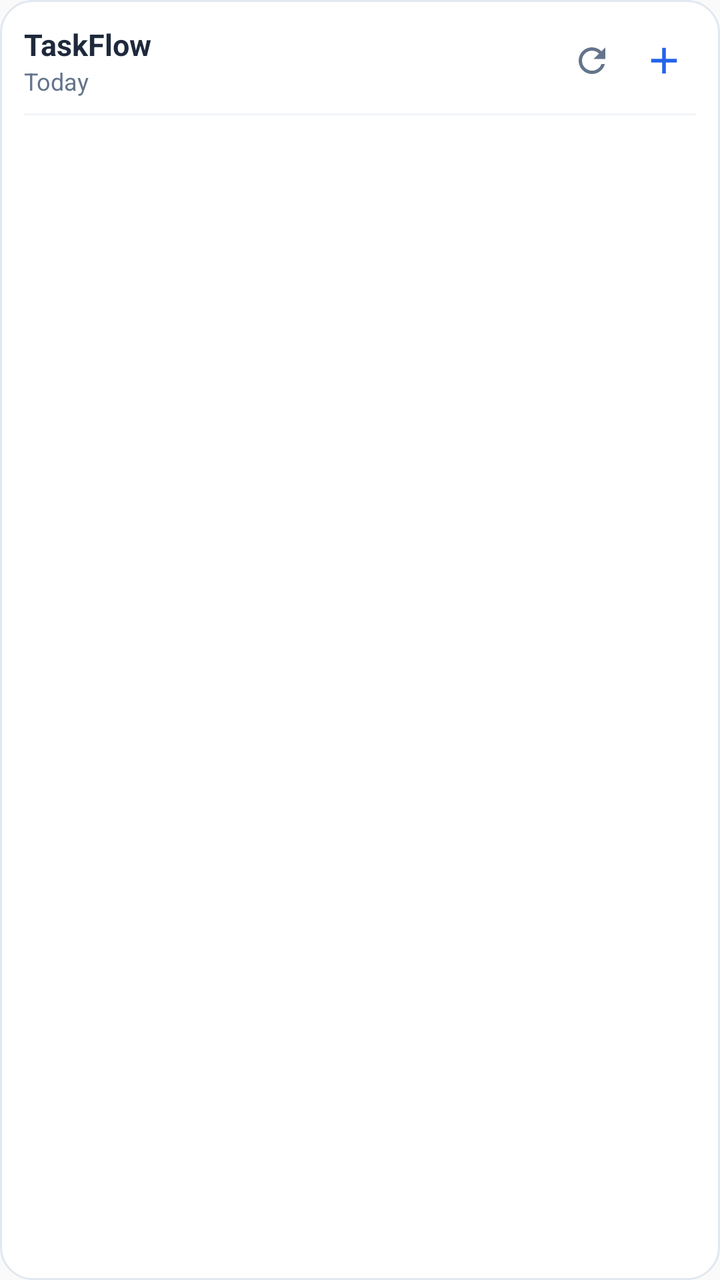
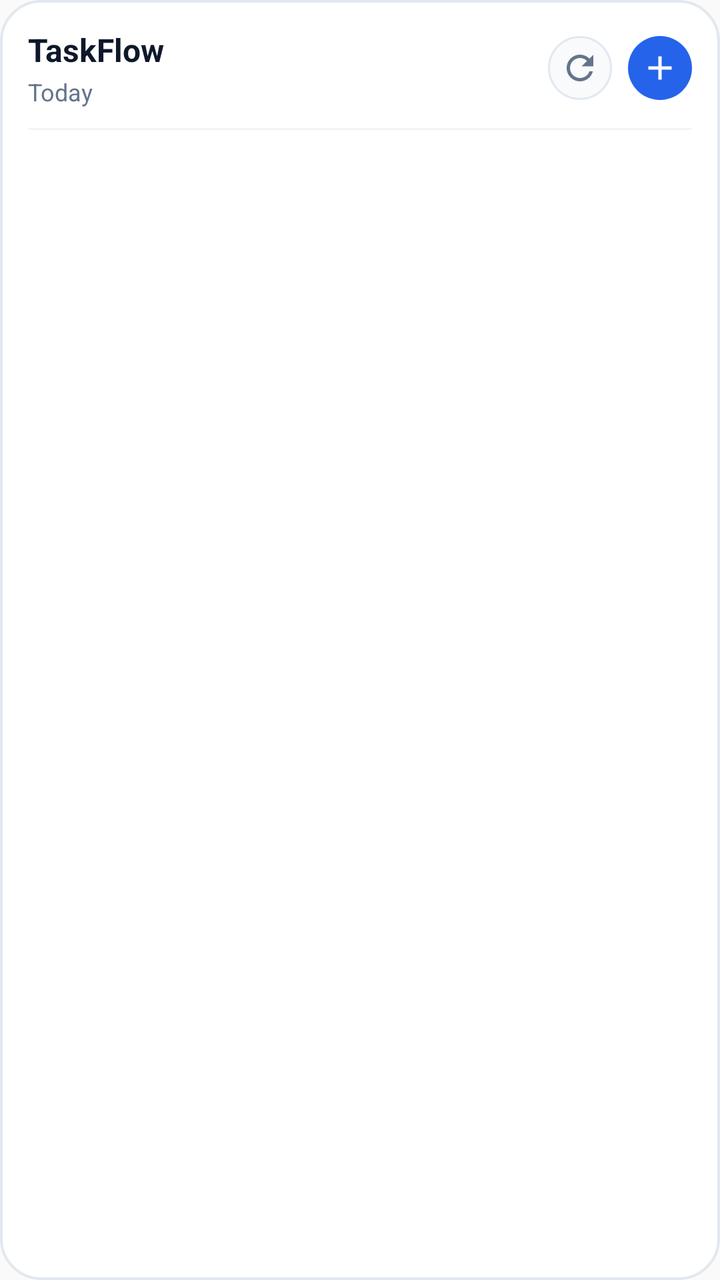

Compare the two renders of this Android layout. The source of the first and the diff that turns it into the second are given below.
<!-- AndroidManifest.xml: application theme Theme.TaskFLow -->
<!-- res/layout/widget_task_list.xml -->
<?xml version="1.0" encoding="utf-8"?>
<LinearLayout xmlns:android="http://schemas.android.com/apk/res/android"
    android:id="@+id/widget_root_layout"
    android:layout_width="match_parent"
    android:layout_height="match_parent"
    android:background="@drawable/widget_bg"
    android:orientation="vertical"
    android:padding="12dp">

    
    <LinearLayout
        android:id="@+id/widget_header"
        android:layout_width="match_parent"
        android:layout_height="wrap_content"
        android:gravity="center_vertical"
        android:orientation="horizontal"
        android:paddingBottom="8dp">

        <LinearLayout
            android:layout_width="0dp"
            android:layout_height="wrap_content"
            android:layout_weight="1"
            android:orientation="vertical">

            <TextView
                android:id="@+id/widget_title"
                android:layout_width="wrap_content"
                android:layout_height="wrap_content"
                android:text="TaskFlow"
                android:textColor="#1E293B"
                android:textSize="15sp"
                android:textStyle="bold" />

            <TextView
                android:id="@+id/widget_date"
                android:layout_width="wrap_content"
                android:layout_height="wrap_content"
                android:text="Today"
                android:textColor="#64748B"
                android:textSize="12sp" />
        </LinearLayout>

        
        <ImageView
            android:id="@+id/widget_btn_refresh"
            android:layout_width="32dp"
            android:layout_height="32dp"
            android:contentDescription="Refresh tasks"
            android:padding="6dp"
            android:src="@drawable/ic_widget_refresh" />

        
        <ImageView
            android:id="@+id/widget_btn_add"
            android:layout_width="32dp"
            android:layout_height="32dp"
            android:layout_marginStart="4dp"
            android:contentDescription="Add new task"
            android:padding="5dp"
            android:src="@drawable/ic_widget_add" />
    </LinearLayout>

    
    <ImageView
        android:layout_width="match_parent"
        android:layout_height="1dp"
        android:background="#F1F5F9" />

    
    <FrameLayout
        android:layout_width="match_parent"
        android:layout_height="0dp"
        android:layout_weight="1"
        android:paddingTop="4dp">

        <ListView
            android:id="@+id/widget_list_view"
            android:layout_width="match_parent"
            android:layout_height="match_parent"
            android:divider="#F8FAFC"
            android:dividerHeight="1dp"
            android:footerDividersEnabled="false"
            android:headerDividersEnabled="false"
            android:scrollbars="vertical" />

        <LinearLayout
            android:id="@+id/widget_empty_view"
            android:layout_width="match_parent"
            android:layout_height="match_parent"
            android:gravity="center"
            android:orientation="vertical"
            android:visibility="gone">

            <TextView
                android:layout_width="wrap_content"
                android:layout_height="wrap_content"
                android:text="🎉"
                android:textSize="24sp" />

            <TextView
                android:layout_width="wrap_content"
                android:layout_height="wrap_content"
                android:layout_marginTop="4dp"
                android:text="No tasks for today"
                android:textColor="#94A3B8"
                android:textSize="13sp"
                android:textStyle="bold" />

            <TextView
                android:layout_width="wrap_content"
                android:layout_height="wrap_content"
                android:layout_marginTop="2dp"
                android:text="Tap + to add a task"
                android:textColor="#CBD5E1"
                android:textSize="11sp" />
        </LinearLayout>
    </FrameLayout>
</LinearLayout>
<!-- resources referenced by this layout -->
<resources>
  <!-- drawable ic_widget_add (drawable) -->
  <vector xmlns:android="http://schemas.android.com/apk/res/android"
      android:width="24dp"
      android:height="24dp"
      android:viewportWidth="24"
      android:viewportHeight="24">
      <path
          android:fillColor="#2563EB"
          android:pathData="M19,13h-6v6h-2v-6H5v-2h6V5h2v6h6v2z" />
  </vector>
  <!-- drawable ic_widget_refresh (drawable) -->
  <vector xmlns:android="http://schemas.android.com/apk/res/android"
      android:width="24dp"
      android:height="24dp"
      android:viewportWidth="24"
      android:viewportHeight="24">
      <path
          android:fillColor="#64748B"
          android:pathData="M17.65,6.35C16.2,4.9 14.21,4 12,4c-4.42,0 -7.99,3.58 -7.99,8s3.57,8 7.99,8c3.73,0 6.84,-2.55 7.73,-6h-2.08c-0.82,2.33 -3.04,4 -5.65,4 -3.31,0 -6,-2.69 -6,-6s2.69,-6 6,-6c1.66,0 3.14,0.69 4.22,1.78L13,11h7V4l-2.35,2.35z" />
  </vector>
  <!-- drawable widget_bg (drawable) -->
  <?xml version="1.0" encoding="utf-8"?>
  <shape xmlns:android="http://schemas.android.com/apk/res/android"
      android:shape="rectangle">
      <solid android:color="#FFFFFF" />
      <corners android:radius="16dp" />
      <stroke
          android:width="1dp"
          android:color="#E2E8F0" />
  </shape>
  <style name="Theme.TaskFLow" parent="android:Theme.Material.Light.NoActionBar" />
</resources>

<!-- the commit's change to res/layout/widget_task_list.xml (unified diff, before → after) -->
@@ -3,9 +3,9 @@
     android:id="@+id/widget_root_layout"
     android:layout_width="match_parent"
     android:layout_height="match_parent"
-    android:background="@drawable/widget_bg"
+    android:background="@drawable/bg_widget_card"
     android:orientation="vertical"
-    android:padding="12dp">
+    android:padding="14dp">
 
     
     <LinearLayout
@@ -14,7 +14,7 @@
         android:layout_height="wrap_content"
         android:gravity="center_vertical"
         android:orientation="horizontal"
-        android:paddingBottom="8dp">
+        android:paddingBottom="10dp">
 
         <LinearLayout
             android:layout_width="0dp"
@@ -27,14 +27,15 @@
                 android:layout_width="wrap_content"
                 android:layout_height="wrap_content"
                 android:text="TaskFlow"
-                android:textColor="#1E293B"
-                android:textSize="15sp"
+                android:textColor="#0F172A"
+                android:textSize="16sp"
                 android:textStyle="bold" />
 
             <TextView
                 android:id="@+id/widget_date"
                 android:layout_width="wrap_content"
                 android:layout_height="wrap_content"
+                android:layout_marginTop="2dp"
                 android:text="Today"
                 android:textColor="#64748B"
                 android:textSize="12sp" />
@@ -45,6 +46,7 @@
             android:id="@+id/widget_btn_refresh"
             android:layout_width="32dp"
             android:layout_height="32dp"
+            android:background="@drawable/bg_widget_btn_icon"
             android:contentDescription="Refresh tasks"
             android:padding="6dp"
             android:src="@drawable/ic_widget_refresh" />
@@ -54,10 +56,11 @@
             android:id="@+id/widget_btn_add"
             android:layout_width="32dp"
             android:layout_height="32dp"
-            android:layout_marginStart="4dp"
+            android:layout_marginStart="8dp"
+            android:background="@drawable/bg_widget_btn_add"
             android:contentDescription="Add new task"
-            android:padding="5dp"
-            android:src="@drawable/ic_widget_add" />
+            android:padding="6dp"
+            android:src="@drawable/ic_widget_add_white" />
     </LinearLayout>
 
     
@@ -71,7 +74,7 @@
         android:layout_width="match_parent"
         android:layout_height="0dp"
         android:layout_weight="1"
-        android:paddingTop="4dp">
+        android:paddingTop="6dp">
 
         <ListView
             android:id="@+id/widget_list_view"
@@ -94,25 +97,25 @@
             <TextView
                 android:layout_width="wrap_content"
                 android:layout_height="wrap_content"
-                android:text="🎉"
-                android:textSize="24sp" />
+                android:text="✨"
+                android:textSize="26sp" />
 
             <TextView
                 android:layout_width="wrap_content"
                 android:layout_height="wrap_content"
-                android:layout_marginTop="4dp"
-                android:text="No tasks for today"
-                android:textColor="#94A3B8"
-                android:textSize="13sp"
+                android:layout_marginTop="6dp"
+                android:text="All tasks completed!"
+                android:textColor="#0F172A"
+                android:textSize="14sp"
                 android:textStyle="bold" />
 
             <TextView
                 android:layout_width="wrap_content"
                 android:layout_height="wrap_content"
-                android:layout_marginTop="2dp"
-                android:text="Tap + to add a task"
-                android:textColor="#CBD5E1"
-                android:textSize="11sp" />
+                android:layout_marginTop="3dp"
+                android:text="Tap + to add a task for today"
+                android:textColor="#94A3B8"
+                android:textSize="12sp" />
         </LinearLayout>
     </FrameLayout>
 </LinearLayout>
<!-- resource entries referenced after the edit -->
@@ -1,13 +1,38 @@
 <!-- resources referenced by this layout -->
 <resources>
-  <!-- drawable ic_widget_add (drawable) -->
+  <!-- drawable bg_widget_btn_add (drawable) -->
+  <?xml version="1.0" encoding="utf-8"?>
+  <shape xmlns:android="http://schemas.android.com/apk/res/android"
+      android:shape="oval">
+      <solid android:color="#2563EB" />
+  </shape>
+  <!-- drawable bg_widget_btn_icon (drawable) -->
+  <?xml version="1.0" encoding="utf-8"?>
+  <shape xmlns:android="http://schemas.android.com/apk/res/android"
+      android:shape="oval">
+      <solid android:color="#F8FAFC" />
+      <stroke
+          android:width="1dp"
+          android:color="#E2E8F0" />
+  </shape>
+  <!-- drawable bg_widget_card (drawable) -->
+  <?xml version="1.0" encoding="utf-8"?>
+  <shape xmlns:android="http://schemas.android.com/apk/res/android"
+      android:shape="rectangle">
+      <solid android:color="#FFFFFF" />
+      <corners android:radius="20dp" />
+      <stroke
+          android:width="1.2dp"
+          android:color="#E2E8F0" />
+  </shape>
+  <!-- drawable ic_widget_add_white (drawable) -->
   <vector xmlns:android="http://schemas.android.com/apk/res/android"
       android:width="24dp"
       android:height="24dp"
       android:viewportWidth="24"
       android:viewportHeight="24">
       <path
-          android:fillColor="#2563EB"
+          android:fillColor="#FFFFFF"
           android:pathData="M19,13h-6v6h-2v-6H5v-2h6V5h2v6h6v2z" />
   </vector>
   <!-- drawable ic_widget_refresh (drawable) -->
@@ -20,16 +45,6 @@
           android:fillColor="#64748B"
           android:pathData="M17.65,6.35C16.2,4.9 14.21,4 12,4c-4.42,0 -7.99,3.58 -7.99,8s3.57,8 7.99,8c3.73,0 6.84,-2.55 7.73,-6h-2.08c-0.82,2.33 -3.04,4 -5.65,4 -3.31,0 -6,-2.69 -6,-6s2.69,-6 6,-6c1.66,0 3.14,0.69 4.22,1.78L13,11h7V4l-2.35,2.35z" />
   </vector>
-  <!-- drawable widget_bg (drawable) -->
-  <?xml version="1.0" encoding="utf-8"?>
-  <shape xmlns:android="http://schemas.android.com/apk/res/android"
-      android:shape="rectangle">
-      <solid android:color="#FFFFFF" />
-      <corners android:radius="16dp" />
-      <stroke
-          android:width="1dp"
-          android:color="#E2E8F0" />
-  </shape>
   <style name="Theme.TaskFLow" parent="android:Theme.Material.Light.NoActionBar" />
 </resources>
 
